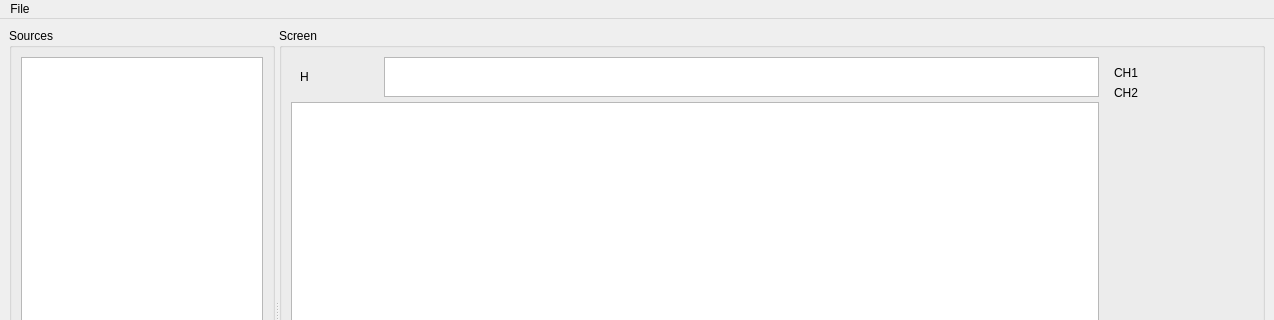
Above: source/mainwindow.ui from d06alexandrov/u-scope before the change; both pictures show x 0 to 1274 and y 0 to 320 of the 1274 by 600 pixel window. Below: the same form after it.
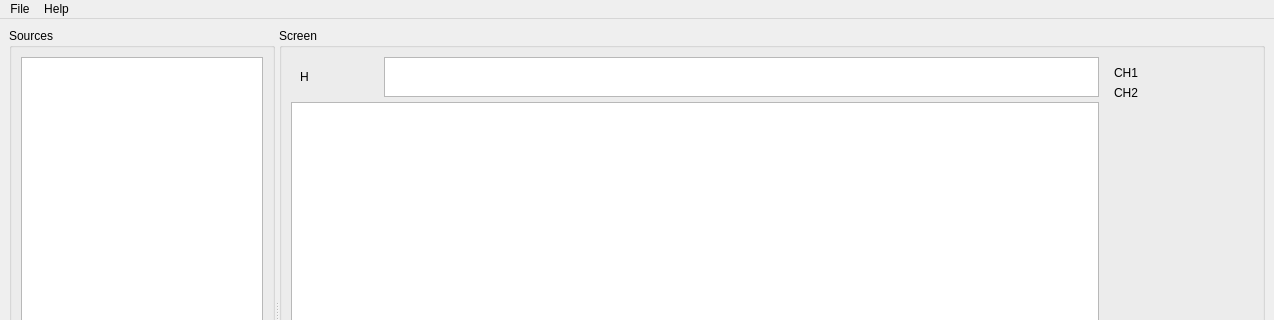
That is the form after the change. Custom widgets are drawn as their Qt base class.

Commit message: Add about dialog

The edit to the form file:
```diff
--- a/source/mainwindow.ui
+++ b/source/mainwindow.ui
@@ -528,7 +528,14 @@
      <string>File</string>
     </property>
    </widget>
+   <widget class="QMenu" name="menuHelp">
+    <property name="title">
+     <string>Help</string>
+    </property>
+    <addaction name="actionAbout"/>
+   </widget>
    <addaction name="menuFile"/>
+   <addaction name="menuHelp"/>
   </widget>
   <action name="actionConfig_UART">
    <property name="text">
```
Left out of the diff: 4 changed lines with no effect on the pictures. The commit also changes 5 other files.
